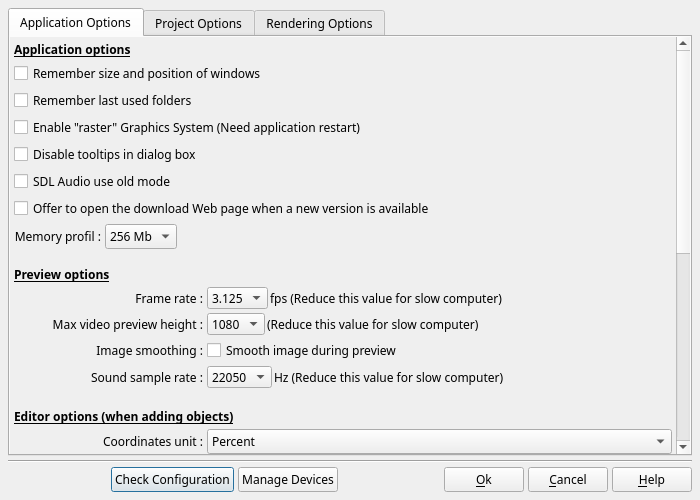
boenki/ffdiaporama, file src/ffDiaporama/DlgAppSettings/DlgApplicationSettings.ui: the form before one commit.
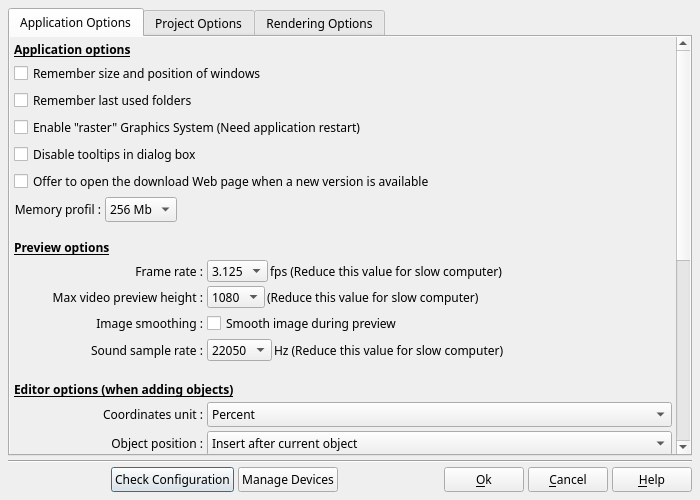
The form after the commit. The open tabs and pages were chosen to show the change. Icons and pictures are not drawn. Custom widgets are drawn as their Qt base class.

Commit message:
Bug fixes:     -Fixed a display bug in the timeline (the display for audio video could leave the frame when the sound was on auto)     -Fixed audio/video synchronization problems (through QTMultimedia)     -Reduced the gap between the ref-frames in rendered videos (pass from 1 every 10 seconds to 4 per seconds)
New features:
    -Replaces SDL by QTMultimedia
    -Adds a button to control the volume for the preview player

```diff
--- a/src/ffDiaporama/DlgAppSettings/DlgApplicationSettings.ui
+++ b/src/ffDiaporama/DlgAppSettings/DlgApplicationSettings.ui
@@ -56,7 +56,7 @@
    <item>
     <widget class="QTabWidget" name="tabWidget">
      <property name="currentIndex">
-      <number>2</number>
+      <number>0</number>
      </property>
      <widget class="QWidget" name="TabApp">
       <attribute name="title">
@@ -95,7 +95,7 @@
             <x>0</x>
             <y>0</y>
             <width>662</width>
-            <height>722</height>
+            <height>700</height>
            </rect>
           </property>
           <layout class="QGridLayout" name="gridLayout">
@@ -114,7 +114,7 @@
            <property name="spacing">
             <number>4</number>
            </property>
-           <item row="30" column="0">
+           <item row="29" column="0">
             <widget class="QLabel" name="label_57">
              <property name="text">
               <string>Short date format :</string>
@@ -127,7 +127,7 @@
              </property>
             </widget>
            </item>
-           <item row="34" column="0">
+           <item row="33" column="0">
             <widget class="QLabel" name="label_61">
              <property name="text">
               <string>Distance unit :</string>
@@ -140,7 +140,7 @@
              </property>
             </widget>
            </item>
-           <item row="11" column="1">
+           <item row="10" column="1">
             <layout class="QHBoxLayout" name="horizontalLayout_4">
              <property name="spacing">
               <number>2</number>
@@ -199,7 +199,7 @@
              </item>
             </layout>
            </item>
-           <item row="22" column="0">
+           <item row="21" column="0">
             <widget class="QLabel" name="label_100">
              <property name="text">
               <string>Video deinterlacing :</string>
@@ -219,7 +219,7 @@
              </property>
             </widget>
            </item>
-           <item row="35" column="0">
+           <item row="34" column="0">
             <spacer name="verticalSpacer_2">
              <property name="orientation">
               <enum>Qt::Vertical</enum>
@@ -232,7 +232,7 @@
              </property>
             </spacer>
            </item>
-           <item row="34" column="1">
+           <item row="33" column="1">
             <widget class="QComboBox" name="DistanceUnitCB">
              <property name="toolTip">
               <string>This option lets you specify the unit to be used for distances.</string>
@@ -249,7 +249,7 @@
              </item>
             </widget>
            </item>
-           <item row="12" column="1">
+           <item row="11" column="1">
             <layout class="QHBoxLayout" name="horizontalLayout_17">
              <property name="spacing">
               <number>2</number>
@@ -308,7 +308,7 @@
              </item>
             </layout>
            </item>
-           <item row="21" column="0">
+           <item row="20" column="0">
             <widget class="QLabel" name="label_99">
              <property name="text">
               <string>Video cropping :</string>
@@ -318,7 +318,7 @@
              </property>
             </widget>
            </item>
-           <item row="19" column="0">
+           <item row="18" column="0">
             <widget class="QLabel" name="label_2">
              <property name="text">
               <string>Object position :</string>
@@ -331,7 +331,17 @@
              </property>
             </widget>
            </item>
-           <item row="14" column="0">
+           <item row="5" column="0" colspan="2">
+            <widget class="QCheckBox" name="OpenWEBNewVersionCH">
+             <property name="toolTip">
+              <string>If this box is checked, a dialog box will appear at startup the next time a new version will be available.</string>
+             </property>
+             <property name="text">
+              <string>Offer to open the download Web page when a new version is available</string>
+             </property>
+            </widget>
+           </item>
+           <item row="13" column="0">
             <widget class="QLabel" name="label_7">
              <property name="text">
               <string>Sound sample rate :</string>
@@ -344,7 +354,7 @@
              </property>
             </widget>
            </item>
-           <item row="19" column="1">
+           <item row="18" column="1">
             <widget class="QComboBox" name="AppendObjectCB">
              <property name="toolTip">
               <string>This option allows you to adjust the positions occupied by new objects inserted into the timeline.
@@ -363,16 +373,6 @@
              </item>
             </widget>
            </item>
-           <item row="5" column="0">
-            <widget class="QCheckBox" name="SDLAudioModeCB">
-             <property name="toolTip">
-              <string>if this box is checked, old setting mode is use for SDL Audio. This option is useful on some Linux distribution which still use the old SDL packages (For example: Ubuntu 10.10 and 11.04, Fedora 14 and 15, etc.).</string>
-             </property>
-             <property name="text">
-              <string>SDL Audio use old mode</string>
-             </property>
-            </widget>
-           </item>
            <item row="4" column="0">
             <widget class="QCheckBox" name="DisableTooltipsCB">
              <property name="toolTip">
@@ -383,7 +383,7 @@
              </property>
             </widget>
            </item>
-           <item row="20" column="1">
+           <item row="19" column="1">
             <widget class="QCheckBox" name="AskUserToRemove">
              <property name="toolTip">
               <string>If this box is checked, a confirmation prompt will be displayed every time you remove an object:
@@ -395,7 +395,7 @@
              </property>
             </widget>
            </item>
-           <item row="11" column="0">
+           <item row="10" column="0">
             <widget class="QLabel" name="label_5">
              <property name="text">
               <string>Frame rate :</string>
@@ -408,7 +408,7 @@
              </property>
             </widget>
            </item>
-           <item row="25" column="0">
+           <item row="24" column="0">
             <widget class="QLabel" name="ProxyAddrLabel">
              <property name="text">
               <string>Proxy address :</string>
@@ -421,7 +421,7 @@
              </property>
             </widget>
            </item>
-           <item row="7" column="0" colspan="2">
+           <item row="6" column="0" colspan="2">
             <layout class="QHBoxLayout" name="horizontalLayout_16">
              <item>
               <widget class="QLabel" name="MemCacheProfilLabel">
@@ -475,7 +475,18 @@
              </item>
             </layout>
            </item>
-           <item row="30" column="1">
+           <item row="12" column="1">
+            <widget class="QCheckBox" name="SmoothImageDuringPreviewCB">
+             <property name="toolTip">
+              <string>If this box is checked, the image smoothing effect will be applied to the images during the preview.
+Remark: This effect consumes lots of resources and can result in slow preview on small machines. Unchecking this box allows then to keep a fluid preview.</string>
+             </property>
+             <property name="text">
+              <string>Smooth image during preview</string>
+             </property>
+            </widget>
+           </item>
+           <item row="29" column="1">
             <widget class="QComboBox" name="ShortDateFmtCB">
              <property name="toolTip">
               <string>This option allows you to specify the format in which computed dates are displayed.</string>
@@ -512,27 +523,6 @@
              </item>
             </widget>
            </item>
-           <item row="18" column="0">
-            <widget class="QLabel" name="label_34">
-             <property name="text">
-              <string>Coordinates unit :</string>
-             </property>
-             <property name="alignment">
-              <set>Qt::AlignRight|Qt::AlignTrailing|Qt::AlignVCenter</set>
-             </property>
-            </widget>
-           </item>
-           <item row="13" column="1">
-            <widget class="QCheckBox" name="SmoothImageDuringPreviewCB">
-             <property name="toolTip">
-              <string>If this box is checked, the image smoothing effect will be applied to the images during the preview.
-Remark: This effect consumes lots of resources and can result in slow preview on small machines. Unchecking this box allows then to keep a fluid preview.</string>
-             </property>
-             <property name="text">
-              <string>Smooth image during preview</string>
-             </property>
-            </widget>
-           </item>
            <item row="1" column="0" colspan="2">
             <widget class="QCheckBox" name="RestoreWindowCH">
              <property name="toolTip">
@@ -543,7 +533,17 @@
              </property>
             </widget>
            </item>
-           <item row="22" column="1">
+           <item row="17" column="0">
+            <widget class="QLabel" name="label_34">
+             <property name="text">
+              <string>Coordinates unit :</string>
+             </property>
+             <property name="alignment">
+              <set>Qt::AlignRight|Qt::AlignTrailing|Qt::AlignVCenter</set>
+             </property>
+            </widget>
+           </item>
+           <item row="21" column="1">
             <widget class="QCheckBox" name="DeinterlaceCB">
              <property name="toolTip">
               <string>If the Activate deinterlace filter when add new MTS videos is checked, deinterlace filter will automatically be activated for all .mts videos added to the project.
@@ -554,7 +554,7 @@
              </property>
             </widget>
            </item>
-           <item row="23" column="0" colspan="2">
+           <item row="22" column="0" colspan="2">
             <widget class="QLabel" name="label_62">
              <property name="sizePolicy">
               <sizepolicy hsizetype="Preferred" vsizetype="Fixed">
@@ -589,7 +589,7 @@
              </property>
             </widget>
            </item>
-           <item row="20" column="0">
+           <item row="19" column="0">
             <widget class="QLabel" name="label_33">
              <property name="text">
               <string>Object deletion :</string>
@@ -599,7 +599,7 @@
              </property>
             </widget>
            </item>
-           <item row="12" column="0">
+           <item row="11" column="0">
             <widget class="QLabel" name="label_59">
              <property name="text">
               <string>Max video preview height :</string>
@@ -612,31 +612,7 @@
              </property>
             </widget>
            </item>
-           <item row="0" column="0" colspan="2">
-            <widget class="QLabel" name="label_3">
-             <property name="font">
-              <font>
-               <weight>75</weight>
-               <bold>true</bold>
-               <underline>true</underline>
-              </font>
-             </property>
-             <property name="text">
-              <string>Application options</string>
-             </property>
-            </widget>
-           </item>
-           <item row="6" column="0" colspan="2">
-            <widget class="QCheckBox" name="OpenWEBNewVersionCH">
-             <property name="toolTip">
-              <string>If this box is checked, a dialog box will appear at startup the next time a new version will be available.</string>
-             </property>
-             <property name="text">
-              <string>Offer to open the download Web page when a new version is available</string>
-             </property>
-            </widget>
-           </item>
-           <item row="24" column="1">
+           <item row="23" column="1">
             <widget class="QCheckBox" name="ProxyCB">
              <property name="toolTip">
               <string>Check this box if your network requires that you use a proxy</string>
@@ -646,7 +622,21 @@
              </property>
             </widget>
            </item>
-           <item row="14" column="1">
+           <item row="0" column="0" colspan="2">
+            <widget class="QLabel" name="label_3">
+             <property name="font">
+              <font>
+               <weight>75</weight>
+               <bold>true</bold>
+               <underline>true</underline>
+              </font>
+             </property>
+             <property name="text">
+              <string>Application options</string>
+             </property>
+            </widget>
+           </item>
+           <item row="13" column="1">
             <layout class="QHBoxLayout" name="horizontalLayout_6">
              <property name="spacing">
               <number>2</number>
@@ -694,7 +684,7 @@
              </item>
             </layout>
            </item>
-           <item row="17" column="0" colspan="2">
+           <item row="16" column="0" colspan="2">
             <widget class="QLabel" name="label">
              <property name="font">
               <font>
@@ -712,7 +702,7 @@
              </property>
             </widget>
            </item>
-           <item row="13" column="0">
+           <item row="12" column="0">
             <widget class="QLabel" name="label_42">
              <property name="text">
               <string>Image smoothing :</string>
@@ -722,7 +712,7 @@
              </property>
             </widget>
            </item>
-           <item row="18" column="1">
+           <item row="17" column="1">
             <widget class="QComboBox" name="UnitCB">
              <property name="toolTip">
               <string>This option allows to select the unit for the coordinates which will be used in the properties dialog.
@@ -742,41 +732,6 @@
              </item>
             </widget>
            </item>
-           <item row="10" column="0" colspan="2">
-            <widget class="QLabel" name="label_4">
-             <property name="sizePolicy">
-              <sizepolicy hsizetype="Preferred" vsizetype="Fixed">
-               <horstretch>0</horstretch>
-               <verstretch>0</verstretch>
-              </sizepolicy>
-             </property>
-             <property name="minimumSize">
-              <size>
-               <width>0</width>
-               <height>30</height>
-              </size>
-             </property>
-             <property name="maximumSize">
-              <size>
-               <width>16777215</width>
-               <height>30</height>
-              </size>
-             </property>
-             <property name="font">
-              <font>
-               <weight>75</weight>
-               <bold>true</bold>
-               <underline>true</underline>
-              </font>
-             </property>
-             <property name="text">
-              <string>Preview options</string>
-             </property>
-             <property name="alignment">
-              <set>Qt::AlignBottom|Qt::AlignLeading|Qt::AlignLeft</set>
-             </property>
-            </widget>
-           </item>
            <item row="3" column="0" colspan="2">
             <widget class="QCheckBox" name="RasterModeCB">
              <property name="toolTip">
@@ -788,14 +743,42 @@
              </property>
             </widget>
            </item>
-           <item row="25" column="1">
-            <widget class="QLineEdit" name="ProxyAddrED">
-             <property name="toolTip">
-              <string>Enter address of the proxy host</string>
+           <item row="9" column="0" colspan="2">
+            <widget class="QLabel" name="label_4">
+             <property name="sizePolicy">
+              <sizepolicy hsizetype="Preferred" vsizetype="Fixed">
+               <horstretch>0</horstretch>
+               <verstretch>0</verstretch>
+              </sizepolicy>
+             </property>
+             <property name="minimumSize">
+              <size>
+               <width>0</width>
+               <height>30</height>
+              </size>
+             </property>
+             <property name="maximumSize">
+              <size>
+               <width>16777215</width>
+               <height>30</height>
+              </size>
+             </property>
+             <property name="font">
+              <font>
+               <weight>75</weight>
+               <bold>true</bold>
+               <underline>true</underline>
+              </font>
+             </property>
+             <property name="text">
+              <string>Preview options</string>
+             </property>
+             <property name="alignment">
+              <set>Qt::AlignBottom|Qt::AlignLeading|Qt::AlignLeft</set>
              </property>
             </widget>
            </item>
-           <item row="21" column="1">
+           <item row="20" column="1">
             <widget class="QCheckBox" name="Crop1088To1080CB">
              <property name="toolTip">
               <string>If the Automatically crop 1920×1088 video to 1920×1080 is checked then video images are automatically cropped.
@@ -806,14 +789,21 @@
              </property>
             </widget>
            </item>
-           <item row="26" column="1">
+           <item row="24" column="1">
+            <widget class="QLineEdit" name="ProxyAddrED">
+             <property name="toolTip">
+              <string>Enter address of the proxy host</string>
+             </property>
+            </widget>
+           </item>
+           <item row="25" column="1">
             <widget class="QLineEdit" name="ProxyPortED">
              <property name="toolTip">
               <string>Enter the port number to access the proxy or nothing to use default port</string>
              </property>
             </widget>
            </item>
-           <item row="26" column="0">
+           <item row="25" column="0">
             <widget class="QLabel" name="ProxyPortLabel">
              <property name="text">
               <string>Proxy port :</string>
@@ -826,7 +816,14 @@
              </property>
             </widget>
            </item>
-           <item row="27" column="0">
+           <item row="26" column="1">
+            <widget class="QLineEdit" name="ProxyLoginED">
+             <property name="toolTip">
+              <string>Enter the login name to access the proxy or nothing if no login is required</string>
+             </property>
+            </widget>
+           </item>
+           <item row="26" column="0">
             <widget class="QLabel" name="ProxyLoginLabel">
              <property name="text">
               <string>Login :</string>
@@ -839,27 +836,7 @@
              </property>
             </widget>
            </item>
-           <item row="28" column="0">
-            <widget class="QLabel" name="ProxyPWDLabel">
-             <property name="text">
-              <string>Password :</string>
-             </property>
-             <property name="alignment">
-              <set>Qt::AlignRight|Qt::AlignTrailing|Qt::AlignVCenter</set>
-             </property>
-             <property name="buddy">
-              <cstring>AppendObjectCB</cstring>
-             </property>
-            </widget>
-           </item>
            <item row="27" column="1">
-            <widget class="QLineEdit" name="ProxyLoginED">
-             <property name="toolTip">
-              <string>Enter the login name to access the proxy or nothing if no login is required</string>
-             </property>
-            </widget>
-           </item>
-           <item row="28" column="1">
             <widget class="QLineEdit" name="ProxyPWDED">
              <property name="toolTip">
               <string>Enter the login password to access the proxy or nothing if no login is required</string>
@@ -869,7 +846,20 @@
              </property>
             </widget>
            </item>
-           <item row="29" column="0" colspan="2">
+           <item row="27" column="0">
+            <widget class="QLabel" name="ProxyPWDLabel">
+             <property name="text">
+              <string>Password :</string>
+             </property>
+             <property name="alignment">
+              <set>Qt::AlignRight|Qt::AlignTrailing|Qt::AlignVCenter</set>
+             </property>
+             <property name="buddy">
+              <cstring>AppendObjectCB</cstring>
+             </property>
+            </widget>
+           </item>
+           <item row="28" column="0" colspan="2">
             <widget class="QLabel" name="label_58">
              <property name="sizePolicy">
               <sizepolicy hsizetype="Preferred" vsizetype="Fixed">
```
Left out of the diff: 1 changed line with no effect on the pictures. The commit also changes 89 other files.
